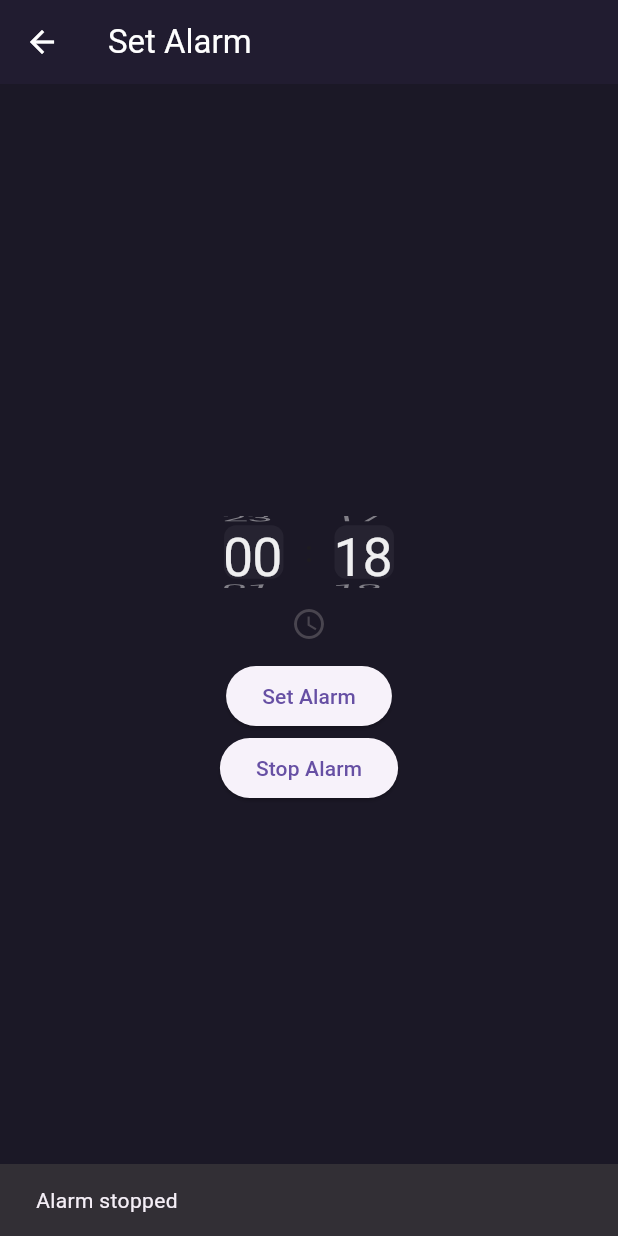
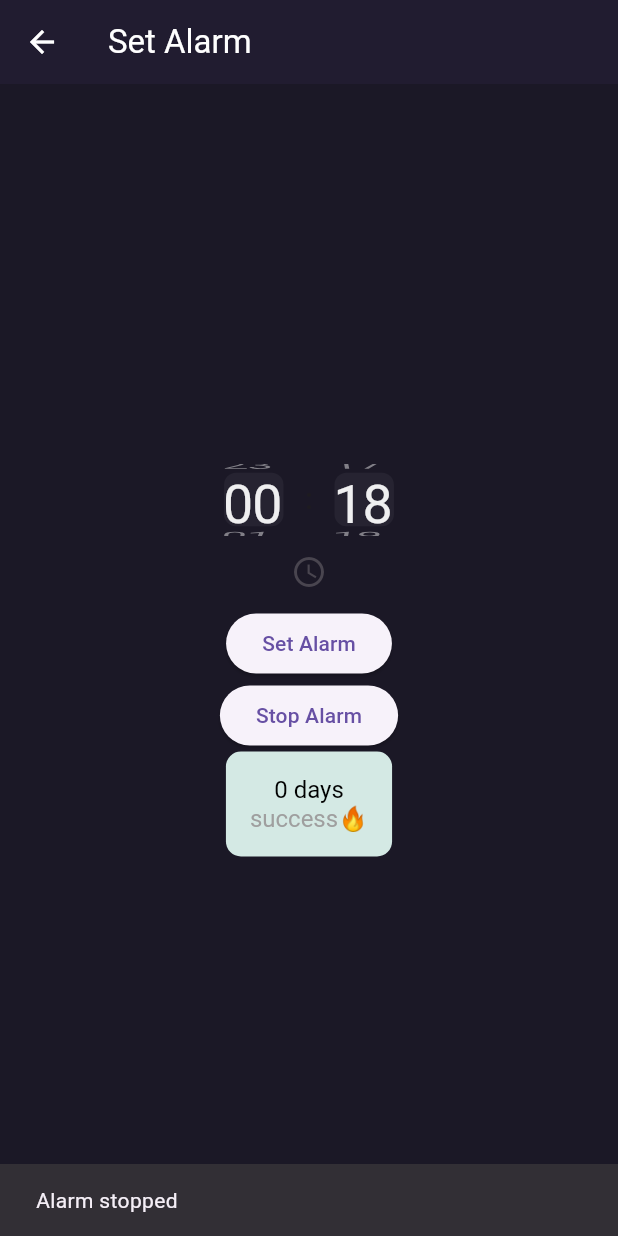
Before and after one commit to tsunufu/Wake_up_by_hard_mission, a Flutter app: the AlarmSettingScreen screen opened by its route, scrolled down 576 dp, after a tap on "Stop Alarm", on a phone screen of 412 x 824 dp. Run offline on Flutter 3.47's test engine with Material 3 defaults, Android fonts, the phone set to English and light mode, and no system bars; our stand-ins replace shared_preferences; missing offline and left inert: alarm, mobile_scanner; accounts and stored records are empty.

Commit message:
#74 - implemented streak system for user motivation

```diff
--- a/lib/main.dart
+++ b/lib/main.dart
@@ -4,6 +4,8 @@
 import 'package:mobile_scanner/mobile_scanner.dart';
 import 'dart:typed_data';
 import 'package:alarm/alarm.dart';
+import 'package:shared_preferences/shared_preferences.dart';
+import 'widgets/streak_display.dart';
 
 void main() async {
   WidgetsFlutterBinding.ensureInitialized();
@@ -132,6 +134,7 @@
               child: Text('Stop Alarm'),
               onPressed: () => stopAlarm(context),
             ),
+            StreakDisplay(), //
           ],
         ),
       ),
@@ -178,6 +181,13 @@
       await Alarm.stop(0);
       ScaffoldMessenger.of(context).showSnackBar(
         SnackBar(content: Text('Alarm stopped')),
+      );
+      final SharedPreferences prefs = await SharedPreferences.getInstance();
+      int currentStreak = prefs.getInt('streak') ?? 0;
+      currentStreak++;
+      await prefs.setInt('streak', currentStreak);
+      ScaffoldMessenger.of(context).showSnackBar(
+        SnackBar(content: Text('Streak updated to $currentStreak days')),
       );
     } catch (e) {
       ScaffoldMessenger.of(context).showSnackBar(
--- /dev/null
+++ b/lib/widgets/streak_display.dart
@@ -0,0 +1,56 @@
+import 'package:flutter/material.dart';
+import 'package:shared_preferences/shared_preferences.dart';
+
+class StreakDisplay extends StatefulWidget {
+  @override
+  _StreakDisplayState createState() => _StreakDisplayState();
+}
+
+class _StreakDisplayState extends State<StreakDisplay> {
+  int _streak = 0;
+
+  @override
+  void initState() {
+    super.initState();
+    _loadStreak();
+  }
+
+  Future<void> _loadStreak() async {
+    final prefs = await SharedPreferences.getInstance();
+    setState(() {
+      _streak = prefs.getInt('streak') ?? 0;
+    });
+  }
+
+  @override
+  Widget build(BuildContext context) {
+    return Container(
+      padding: EdgeInsets.all(16),
+      decoration: BoxDecoration(
+        color: Color(0xFFD4E9E4),
+        borderRadius: BorderRadius.circular(10),
+      ),
+      child: RichText(
+        textAlign: TextAlign.center,
+        text: TextSpan(
+          children: [
+            TextSpan(
+              text: '$_streak days\n',
+              style: TextStyle(
+                color: Colors.black,
+                fontSize: 16,
+              ),
+            ),
+            TextSpan(
+              text: 'success🔥',
+              style: TextStyle(
+                color: Color(0xFF9F9F9F),
+                fontSize: 16,
+              ),
+            ),
+          ],
+        ),
+      ),
+    );
+  }
+}
--- a/pubspec.yaml
+++ b/pubspec.yaml
@@ -9,6 +9,7 @@ environment:
 dependencies:
   flutter:
     sdk: flutter
+  shared_preferences: ^2.2.2
 
   cupertino_icons: ^1.0.2
   mobile_scanner: ^3.5.5
```
Also changed, not shown: pubspec.lock.
